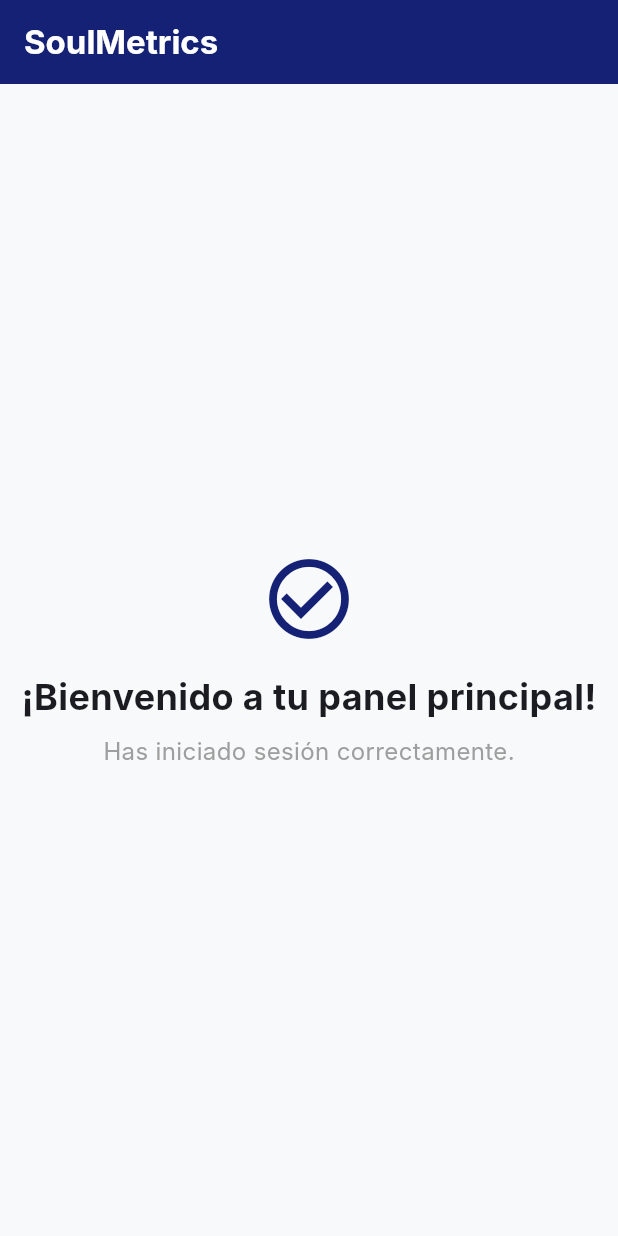
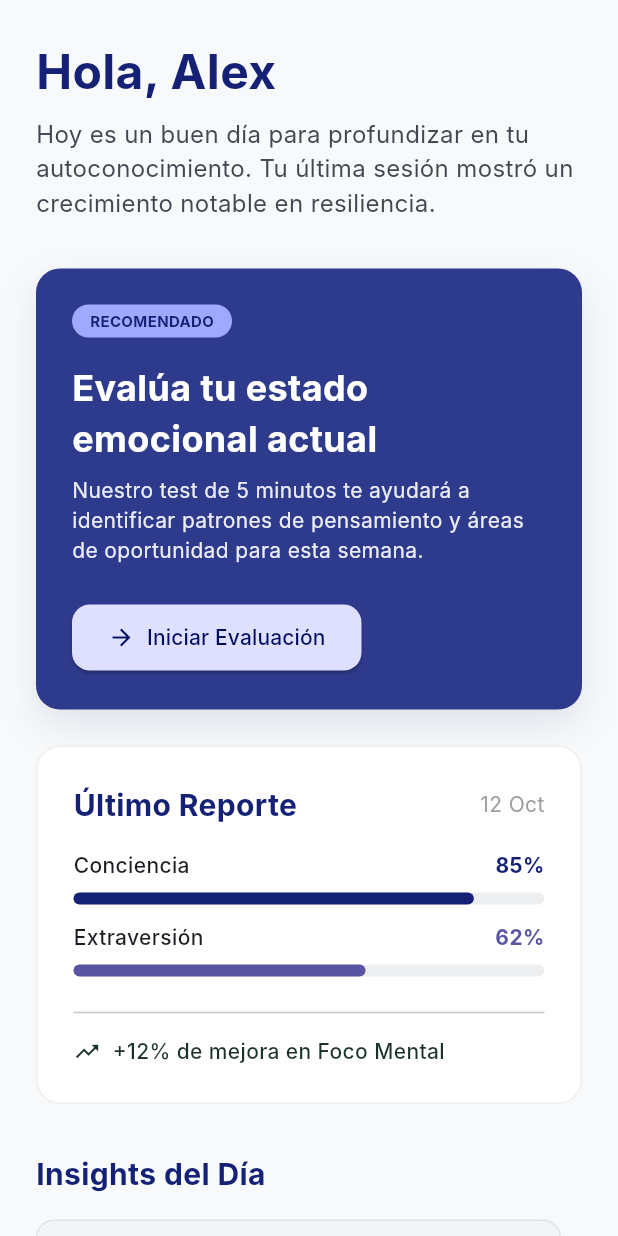
Before and after one commit to FranzARCH/soul_metrics_client, a Flutter app: the HomeScreen screen opened directly, on a phone screen of 412 x 824 dp. Run offline on Flutter 3.47's test engine with Material 3 defaults, Android fonts, the phone set to English and light mode, and no system bars; our stand-ins replace get_it; accounts and stored records are empty; Roboto replaces fonts that are missing (Inter).

Commit message:
feat: add app screens

```diff
--- a/lib/features/auth/presentation/views/login_screen.dart
+++ b/lib/features/auth/presentation/views/login_screen.dart
@@ -1,7 +1,7 @@
 import 'package:flutter/material.dart';
 import 'package:provider/provider.dart';
 import '../viewmodels/auth_viewmodel.dart';
-import '../../../home/presentation/views/home_screen.dart';
+import '../../../main/presentation/views/main_layout_screen.dart';
 import 'register_screen.dart';
 
 class LoginScreen extends StatefulWidget {
@@ -136,7 +136,7 @@ class _LoginScreenState extends State<LoginScreen> {
                                 if (!context.mounted) return;
                                 Navigator.pushReplacement(
                                   context,
-                                  MaterialPageRoute(builder: (context) => const HomeScreen()),
+                                  MaterialPageRoute(builder: (context) => const MainLayoutScreen()),
                                 );
                               } else {
                                 ScaffoldMessenger.of(context).showSnackBar(
--- a/lib/features/home/presentation/views/home_screen.dart
+++ /dev/null
@@ -1,40 +0,0 @@
-import 'package:flutter/material.dart';
-
-class HomeScreen extends StatelessWidget {
-  const HomeScreen({super.key});
-
-  @override
-  Widget build(BuildContext context) {
-    final Color primaryColor = const Color(0xFF142175);
-
-    return Scaffold(
-      backgroundColor: const Color(0xFFF8F9FA),
-      appBar: AppBar(
-        title: const Text('SoulMetrics', style: TextStyle(fontWeight: FontWeight.bold)),
-        backgroundColor: primaryColor,
-        foregroundColor: Colors.white,
-        elevation: 0,
-        // Al usar pushReplacement en el Login, Flutter automáticamente
-        // oculta la flecha de "Atrás", lo cual es el comportamiento correcto.
-      ),
-      body: Center(
-        child: Column(
-          mainAxisAlignment: MainAxisAlignment.center,
-          children: [
-            Icon(Icons.check_circle_outline, size: 64, color: primaryColor),
-            const SizedBox(height: 16),
-            const Text(
-              '¡Bienvenido a tu panel principal!',
-              style: TextStyle(fontSize: 24, fontWeight: FontWeight.bold),
-            ),
-            const SizedBox(height: 8),
-            const Text(
-              'Has iniciado sesión correctamente.',
-              style: TextStyle(color: Colors.grey, fontSize: 16),
-            ),
-          ],
-        ),
-      ),
-    );
-  }
-}
--- /dev/null
+++ b/lib/features/main/presentation/views/home_screen.dart
@@ -0,0 +1,186 @@
+import 'package:flutter/material.dart';
+
+class HomeScreen extends StatelessWidget {
+  const HomeScreen({super.key});
+
+  final Color primaryColor = const Color(0xFF142175);
+  final Color secondaryColor = const Color(0xFF5a55a2);
+
+  @override
+  Widget build(BuildContext context) {
+    return Scaffold(
+      backgroundColor: const Color(0xFFF8F9FA),
+      body: SingleChildScrollView(
+        padding: const EdgeInsets.all(24.0),
+        child: Center(
+          child: ConstrainedBox(
+            constraints: const BoxConstraints(maxWidth: 800),
+            child: Column(
+              crossAxisAlignment: CrossAxisAlignment.start,
+              children: [
+                // Welcome Section
+                Text('Hola, Alex', style: TextStyle(fontSize: 32, fontWeight: FontWeight.bold, color: primaryColor)),
+                const SizedBox(height: 8),
+                const Text(
+                  'Hoy es un buen día para profundizar en tu autoconocimiento. Tu última sesión mostró un crecimiento notable en resiliencia.',
+                  style: TextStyle(fontSize: 16, color: Color(0xFF454651)),
+                ),
+                const SizedBox(height: 32),
+
+                // CTA Card
+                Container(
+                  padding: const EdgeInsets.all(24),
+                  decoration: BoxDecoration(
+                    color: const Color(0xFF2e3a8c),
+                    borderRadius: BorderRadius.circular(16),
+                    boxShadow: [
+                      BoxShadow(color: primaryColor.withOpacity(0.1), blurRadius: 20, offset: const Offset(0, 10))
+                    ]
+                  ),
+                  child: Column(
+                    crossAxisAlignment: CrossAxisAlignment.start,
+                    children: [
+                      Container(
+                        padding: const EdgeInsets.symmetric(horizontal: 12, vertical: 4),
+                        decoration: BoxDecoration(color: const Color(0xFF9ea9ff), borderRadius: BorderRadius.circular(20)),
+                        child: Text('RECOMENDADO', style: TextStyle(fontSize: 10, fontWeight: FontWeight.bold, color: primaryColor)),
+                      ),
+                      const SizedBox(height: 16),
+                      const Text('Evalúa tu estado emocional actual', style: TextStyle(fontSize: 24, fontWeight: FontWeight.bold, color: Colors.white)),
+                      const SizedBox(height: 8),
+                      Text('Nuestro test de 5 minutos te ayudará a identificar patrones de pensamiento y áreas de oportunidad para esta semana.',
+                        style: TextStyle(fontSize: 14, color: Colors.white.withOpacity(0.9))),
+                      const SizedBox(height: 24),
+                      ElevatedButton.icon(
+                        onPressed: () {},
+                        icon: const Icon(Icons.arrow_forward, size: 18),
+                        label: const Text('Iniciar Evaluación'),
+                        style: ElevatedButton.styleFrom(
+                          backgroundColor: const Color(0xFFdfe0ff),
+                          foregroundColor: const Color(0xFF000d60),
+                          padding: const EdgeInsets.symmetric(horizontal: 24, vertical: 12),
+                          shape: RoundedRectangleBorder(borderRadius: BorderRadius.circular(12)),
+                        ),
+                      )
+                    ],
+                  ),
+                ),
+                const SizedBox(height: 24),
+
+                // Last Assessment Summary
+                Container(
+                  padding: const EdgeInsets.all(24),
+                  decoration: BoxDecoration(
+                    color: Colors.white,
+                    borderRadius: BorderRadius.circular(16),
+                    border: Border.all(color: const Color(0xFFedeeef)),
+                  ),
+                  child: Column(
+                    crossAxisAlignment: CrossAxisAlignment.start,
+                    children: [
+                      Row(
+                        mainAxisAlignment: MainAxisAlignment.spaceBetween,
+                        children: [
+                          Text('Último Reporte', style: TextStyle(fontSize: 20, fontWeight: FontWeight.bold, color: primaryColor)),
+                          const Text('12 Oct', style: TextStyle(color: Colors.grey)),
+                        ],
+                      ),
+                      const SizedBox(height: 16),
+                      _buildProgressRow('Conciencia', 85, primaryColor),
+                      const SizedBox(height: 12),
+                      _buildProgressRow('Extraversión', 62, secondaryColor),
+                      const SizedBox(height: 16),
+                      const Divider(),
+                      const SizedBox(height: 8),
+                      Row(
+                        children: [
+                          Icon(Icons.trending_up, color: const Color(0xFF1b3129), size: 18),
+                          const SizedBox(width: 8),
+                          const Text('+12% de mejora en Foco Mental', style: TextStyle(fontWeight: FontWeight.w500, color: Color(0xFF1b3129))),
+                        ],
+                      )
+                    ],
+                  ),
+                ),
+                const SizedBox(height: 32),
+
+                // Insights del Día
+                Text('Insights del Día', style: TextStyle(fontSize: 20, fontWeight: FontWeight.bold, color: primaryColor)),
+                const SizedBox(height: 16),
+
+                Wrap(
+                  spacing: 16,
+                  runSpacing: 16,
+                  children: [
+                    SizedBox(
+                      width: 350,
+                      child: _buildInsightCard(Icons.lightbulb_outline, 'Pausa Cognitiva', 'Tomar descansos de 5 minutos cada 90 minutos de trabajo mejora tu retención.', const Color(0xFFcfe8dd), const Color(0xFF091f19)),
+                    ),
+                    SizedBox(
+                      width: 350,
+                      child: _buildInsightCard(Icons.self_improvement, 'Foco Consciente', 'Hoy tu perfil sugiere que podrías beneficiarte de ejercicios de respiración 4-7-8.', const Color(0xFFe3dfff), const Color(0xFF15095c)),
+                    ),
+                  ],
+                ),
+              ],
+            ),
+          ),
+        ),
+      ),
+    );
+  }
+
+  Widget _buildProgressRow(String label, double percent, Color color) {
+    return Column(
+      children: [
+        Row(
+          mainAxisAlignment: MainAxisAlignment.spaceBetween,
+          children: [
+            Text(label, style: const TextStyle(fontWeight: FontWeight.w500)),
+            Text('${percent.toInt()}%', style: TextStyle(fontWeight: FontWeight.bold, color: color)),
+          ],
+        ),
+        const SizedBox(height: 8),
+        LinearProgressIndicator(
+          value: percent / 100,
+          backgroundColor: const Color(0xFFedeeef),
+          color: color,
+          borderRadius: BorderRadius.circular(4),
+          minHeight: 8,
+        ),
+      ],
+    );
+  }
+
+  Widget _buildInsightCard(IconData icon, String title, String desc, Color bgColor, Color iconColor) {
+    return Container(
+      padding: const EdgeInsets.all(16),
+      decoration: BoxDecoration(
+        color: const Color(0xFFf3f4f5),
+        borderRadius: BorderRadius.circular(12),
+        border: Border.all(color: const Color(0xFFe1e3e4)),
+      ),
+      child: Row(
+        crossAxisAlignment: CrossAxisAlignment.start,
+        children: [
+          Container(
+            padding: const EdgeInsets.all(12),
+            decoration: BoxDecoration(color: bgColor, borderRadius: BorderRadius.circular(8)),
+            child: Icon(icon, color: iconColor),
+          ),
+          const SizedBox(width: 16),
+          Expanded(
+            child: Column(
+              crossAxisAlignment: CrossAxisAlignment.start,
+              children: [
+                Text(title, style: const TextStyle(fontSize: 16, fontWeight: FontWeight.bold)),
+                const SizedBox(height: 4),
+                Text(desc, style: const TextStyle(color: Color(0xFF454651), fontSize: 14, height: 1.5)),
+              ],
+            ),
+          )
+        ],
+      ),
+    );
+  }
+}
--- a/lib/injection_container.dart
+++ b/lib/injection_container.dart
@@ -1,6 +1,5 @@
 import 'package:get_it/get_it.dart';
 
-// Importa todas tus capas de Auth
 import 'features/auth/data/datasources/user_mock.dart';
 import 'features/auth/data/repositories/auth_repository.dart';
 import 'features/auth/domain/repositories/iauth_repository.dart';
```
Also changed, not shown: lib/features/history_results/presentation/views/history_screen.dart (added, +127 -0 lines), lib/features/main/presentation/views/main_layout_screen.dart (added, +96 -0 lines), lib/features/personality_test/presentation/views/results_screen.dart (added, +106 -0 lines), lib/features/profile/presentation/views/profile_screen.dart (added, +135 -0 lines).
